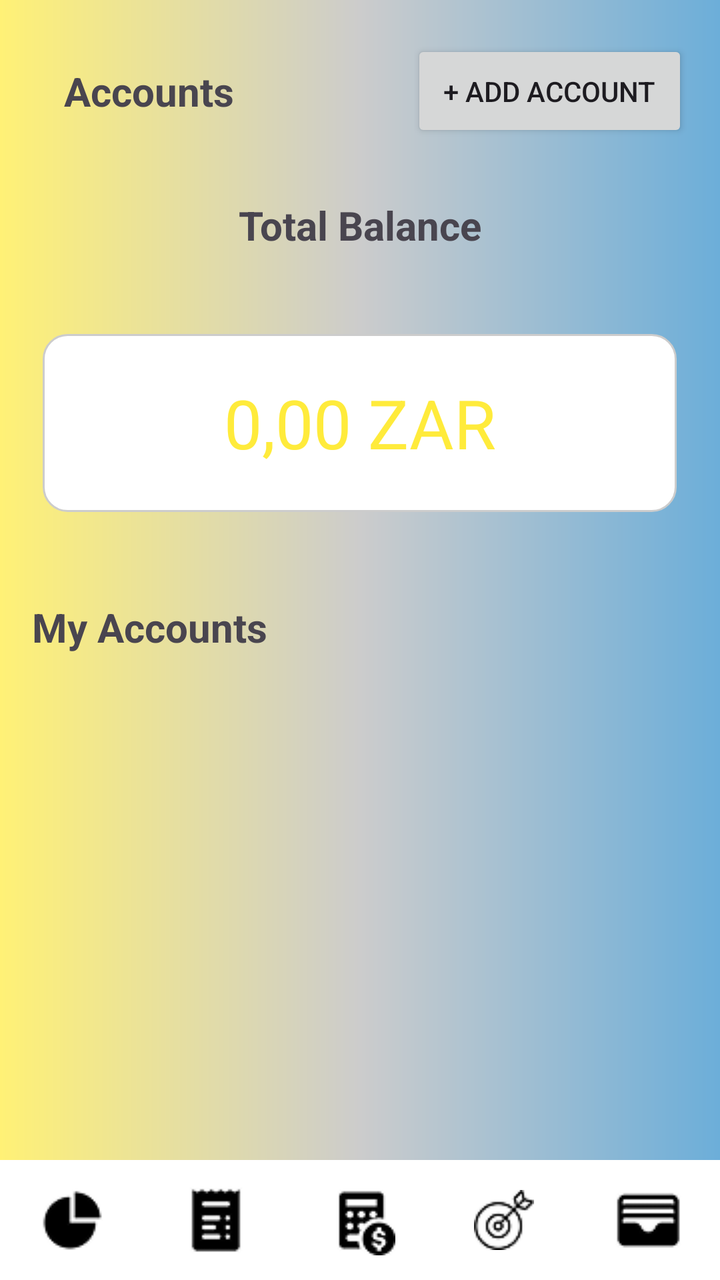
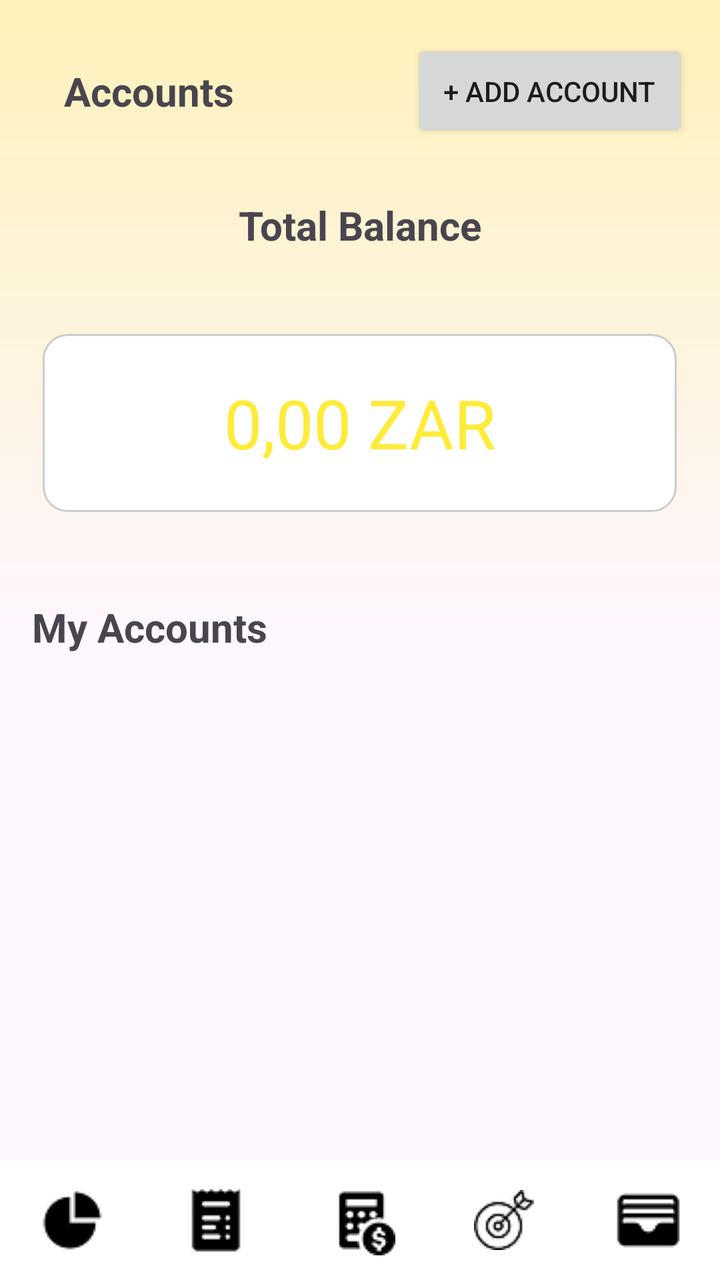

Two renders of the same Android screen: before a commit and after it. Below are the layout's source before the change and the commit's diff.
<!-- AndroidManifest.xml: application theme Theme.BudgetBudgies_PROG7313_POE -->
<!-- res/layout/account_page.xml -->
<?xml version="1.0" encoding="utf-8"?>
<RelativeLayout xmlns:android="http://schemas.android.com/apk/res/android"
    xmlns:app="http://schemas.android.com/apk/res-auto"
    xmlns:tools="http://schemas.android.com/tools"
    android:layout_width="match_parent"
    android:layout_height="match_parent"
    android:background="@drawable/gradient_background">

    <ScrollView
        android:layout_width="match_parent"
        android:layout_height="match_parent"
        android:layout_above="@+id/NavigationBar"
        android:layout_alignParentTop="true">

        <LinearLayout
            android:layout_width="match_parent"
            android:layout_height="wrap_content"
            android:orientation="vertical"
            android:paddingBottom="80dp">

            <LinearLayout
                android:layout_width="match_parent"
                android:layout_height="wrap_content"
                android:gravity="center_vertical"
                android:orientation="horizontal"
                android:padding="16dp">

                <TextView
                    android:id="@+id/Account"
                    android:layout_width="wrap_content"
                    android:layout_height="wrap_content"
                    android:layout_gravity="top"
                    android:layout_weight="1"
                    android:padding="16dp"
                    android:text="Accounts"
                    android:textSize="20sp"
                    android:textStyle="bold" />

                <Button
                    android:id="@+id/addAccountbtn"
                    android:layout_width="wrap_content"
                    android:layout_height="wrap_content"
                    android:padding="16dp"
                    android:text="+ Add Account" />
            </LinearLayout>

            <TextView
                android:id="@+id/textView5"
                android:layout_width="151dp"
                android:layout_height="43dp"
                android:layout_gravity="center_horizontal"
                android:gravity="center_horizontal|center_vertical"
                android:text="Total Balance"
                android:textSize="20sp"
                android:textStyle="bold"
                android:visibility="visible" />

            <Space
                android:layout_width="match_parent"
                android:layout_height="33dp" />

            <TextView
                android:id="@+id/totalbalance"
                android:layout_width="317dp"
                android:layout_height="89dp"
                android:layout_gravity="center_horizontal"
                android:background="@drawable/textbox"
                android:gravity="center|center_horizontal"
                android:text="0,00 ZAR"
                android:textColor="#FFEB3B"
                android:textSize="34sp" />

            <Space
                android:layout_width="match_parent"
                android:layout_height="28dp" />

            <TextView
                android:id="@+id/MyAccounts"
                android:layout_width="wrap_content"
                android:layout_height="wrap_content"
                android:padding="16dp"
                android:text="My Accounts"
                android:textSize="20sp"
                android:textStyle="bold" />
        </LinearLayout>
    </ScrollView>


    <LinearLayout
        android:id="@+id/NavigationBar"
        android:layout_width="match_parent"
        android:layout_height="60dp"
        android:layout_alignParentBottom="true"
        android:background="@color/white"
        android:gravity="center"
        android:orientation="horizontal">

        <ImageButton
            android:id="@+id/analyticsbtn"
            android:layout_width="48dp"
            android:layout_height="48dp"
            android:layout_weight="1"
            android:background="@android:color/transparent"
            android:contentDescription="Analytics"
            android:src="@drawable/analysis" />

        <ImageButton
            android:id="@+id/progressbtn"
            android:layout_width="48dp"
            android:layout_height="48dp"
            android:layout_weight="1"
            android:background="@android:color/transparent"
            android:contentDescription="Progress"
            android:src="@drawable/progress" />

        <ImageButton
            android:id="@+id/budgetsbtn"
            android:layout_width="48dp"
            android:layout_height="48dp"
            android:layout_weight="1"
            android:background="@android:color/transparent"
            android:contentDescription="Budget"
            android:src="@drawable/budgets" />

        <ImageButton
            android:id="@+id/goalsbtn"
            android:layout_width="48dp"
            android:layout_height="48dp"
            android:layout_weight="1"
            android:background="@android:color/transparent"
            android:contentDescription="Goals"
            android:src="@drawable/goals" />

        <ImageButton
            android:id="@+id/accountbtn"
            android:layout_width="48dp"
            android:layout_height="48dp"
            android:layout_weight="1"
            android:background="@android:color/transparent"
            android:contentDescription="Account"
            android:src="@drawable/accounts" />
    </LinearLayout>


</RelativeLayout>
<!-- resources referenced by this layout -->
<resources>
  <color name="white">#FFFFFFFF</color>
  <!-- drawable accounts: png bitmap (drawable, 649 bytes) -->
  <!-- drawable analysis: png bitmap (drawable, 707 bytes) -->
  <!-- drawable budgets: png bitmap (drawable, 989 bytes) -->
  <!-- drawable goals: png bitmap (drawable, 994 bytes) -->
  <!-- drawable gradient_background (drawable) -->
  <?xml version="1.0" encoding="utf-8"?>
  <shape xmlns:android="http://schemas.android.com/apk/res/android"
      android:shape="rectangle">
  
      <gradient
          android:type="linear"
          android:angle="0"
          android:startColor="#FFF176"
          android:centerColor="#CCCCCC"
          android:endColor="#6CAED9"
          />
  </shape>
  <!-- drawable progress: png bitmap (drawable, 720 bytes) -->
  <!-- drawable textbox (drawable) -->
  <?xml version="1.0" encoding="utf-8"?>
  <shape xmlns:android="http://schemas.android.com/apk/res/android">
      <solid android:color="#FFFFFF"/>
      <corners android:radius="12dp"/>
      <stroke android:width="1dp" android:color="#CCCCCC"/>
  </shape>
  <style name="Theme.BudgetBudgies_PROG7313_POE" parent="Base.Theme.BudgetBudgies_PROG7313_POE" />
  <style name="Base.Theme.BudgetBudgies_PROG7313_POE" parent="Theme.Material3.DayNight.NoActionBar">
          
          
      </style>
</resources>

<!-- the commit's change to res/layout/account_page.xml (unified diff, before → after) -->
@@ -4,7 +4,7 @@
     xmlns:tools="http://schemas.android.com/tools"
     android:layout_width="match_parent"
     android:layout_height="match_parent"
-    android:background="@drawable/gradient_background">
+    android:background="@drawable/gradient_background2">
 
     <ScrollView
         android:layout_width="match_parent"
<!-- resource entries referenced after the edit -->
@@ -5,18 +5,17 @@
   <!-- drawable analysis: png bitmap (drawable, 707 bytes) -->
   <!-- drawable budgets: png bitmap (drawable, 989 bytes) -->
   <!-- drawable goals: png bitmap (drawable, 994 bytes) -->
-  <!-- drawable gradient_background (drawable) -->
+  <!-- drawable gradient_background2 (drawable) -->
   <?xml version="1.0" encoding="utf-8"?>
   <shape xmlns:android="http://schemas.android.com/apk/res/android"
       android:shape="rectangle">
+  <gradient
+      android:type="linear"
+      android:startColor="#70FFEA60"
+      android:centerColor="80FFFF99"
+      android:endColor="#00FFFF99"
+      android:angle="270" />
   
-      <gradient
-          android:type="linear"
-          android:angle="0"
-          android:startColor="#FFF176"
-          android:centerColor="#CCCCCC"
-          android:endColor="#6CAED9"
-          />
   </shape>
   <!-- drawable progress: png bitmap (drawable, 720 bytes) -->
   <!-- drawable textbox (drawable) -->
